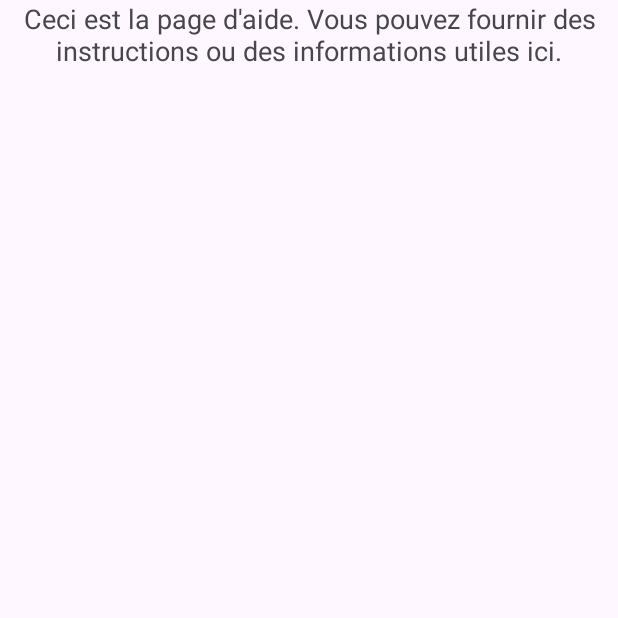
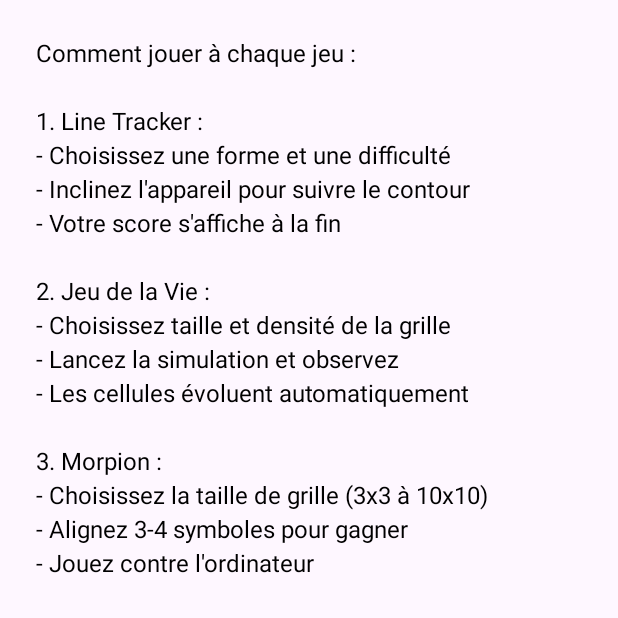
Before and after one commit to hevanne/MultiJeux, an Android app: the Help screen opened directly, with no data from a screen before it, on a phone screen of 412 x 824 dp, the top half of it. Run offline under Robolectric (Android 15) with nearby library versions, the phone set to English and light mode, and no system bars.

Commit message:
ajout contenu page help + mode sombre clair de la page

```diff
--- a/app/src/main/java/com/example/multijeux/Help.java
+++ b/app/src/main/java/com/example/multijeux/Help.java
@@ -2,6 +2,7 @@ package com.example.multijeux;
 
 import android.os.Bundle;
 import androidx.appcompat.app.AppCompatActivity;
+import android.widget.TextView;
 
 public class Help extends AppCompatActivity {
 
@@ -10,8 +11,22 @@ public class Help extends AppCompatActivity {
 		super.onCreate(savedInstanceState);
 		setContentView(R.layout.activity_help);
 
-		// Vous pouvez éventuellement personnaliser le texte ici si besoin
-		// TextView helpText = findViewById(R.id.helpText);
-		// helpText.setText("Votre nouveau texte d'aide ici.");
+		TextView helpText = findViewById(R.id.helpText);
+
+		String helpContent = "Comment jouer à chaque jeu :\n\n" +
+				"1. Line Tracker :\n" +
+				"- Choisissez une forme et une difficulté\n" +
+				"- Inclinez l'appareil pour suivre le contour\n" +
+				"- Votre score s'affiche à la fin\n\n" +
+				"2. Jeu de la Vie :\n" +
+				"- Choisissez taille et densité de la grille\n" +
+				"- Lancez la simulation et observez\n" +
+				"- Les cellules évoluent automatiquement\n\n" +
+				"3. Morpion :\n" +
+				"- Choisissez la taille de grille (3x3 à 10x10)\n" +
+				"- Alignez 3-4 symboles pour gagner\n" +
+				"- Jouez contre l'ordinateur";
+
+		helpText.setText(helpContent);
 	}
 }
--- a/app/src/main/java/com/example/multijeux/MainActivity.java
+++ b/app/src/main/java/com/example/multijeux/MainActivity.java
@@ -77,7 +77,7 @@ public class MainActivity extends AppCompatActivity {
 
 	private void showShapeSelectionDialog() {
 		AlertDialog.Builder builder = new AlertDialog.Builder(this);
-		builder.setTitle("Select a shape");
+		builder.setTitle("Sélectionner une forme et une difficulté");
 
 		LinearLayout layout = new LinearLayout(this);
 		layout.setOrientation(LinearLayout.VERTICAL);
--- a/app/src/main/res/layout/activity_help.xml
+++ b/app/src/main/res/layout/activity_help.xml
@@ -1,13 +1,22 @@
 <?xml version="1.0" encoding="utf-8"?>
-<androidx.constraintlayout.widget.ConstraintLayout xmlns:android="http://schemas.android.com/apk/res/android"
+<ScrollView xmlns:android="http://schemas.android.com/apk/res/android"
     android:layout_width="match_parent"
-    android:layout_height="match_parent">
+    android:layout_height="match_parent"
+    android:padding="16dp">
 
-    <TextView
-        android:id="@+id/helpText"
+    <LinearLayout
         android:layout_width="match_parent"
         android:layout_height="wrap_content"
-        android:text="Ceci est la page d'aide. Vous pouvez fournir des instructions ou des informations utiles ici."
-        android:textSize="18sp"
-        android:textAlignment="center" />
-</androidx.constraintlayout.widget.ConstraintLayout>
+        android:orientation="vertical">
+
+        <TextView
+            android:id="@+id/helpText"
+            android:layout_width="match_parent"
+            android:layout_height="wrap_content"
+            android:textSize="16sp"
+            android:lineSpacingMultiplier="1.2"
+            android:textColor="@color/adaptive_text_color"
+            android:padding="8dp" />
+
+    </LinearLayout>
+</ScrollView>
--- a/app/src/main/res/layout/activity_main.xml
+++ b/app/src/main/res/layout/activity_main.xml
@@ -49,7 +49,7 @@
             android:layout_marginTop="344dp"
             android:layout_marginEnd="16dp"
             android:layout_marginBottom="216dp"
-            android:text="Life Game"
+            android:text="Game of Life"
             android:textSize="24dp"
             app:layout_constraintBottom_toBottomOf="parent"
             app:layout_constraintEnd_toEndOf="parent"
--- /dev/null
+++ b/app/src/main/res/values-night/colors.xml
@@ -0,0 +1,4 @@
+<?xml version="1.0" encoding="utf-8"?>
+<resources>
+    <color name="adaptive_text_color">#FFFFFFFF</color> <!-- Blanc en mode sombre -->
+</resources>
--- a/app/src/main/res/values/colors.xml
+++ b/app/src/main/res/values/colors.xml
@@ -6,4 +6,6 @@
     <color name="red">#FF0000</color>
     <color name="green">#00FF00</color>
     <color name="light_blue">#ADD8E6</color>
+
+    <color name="adaptive_text_color">#FF000000</color>
 </resources>
```
